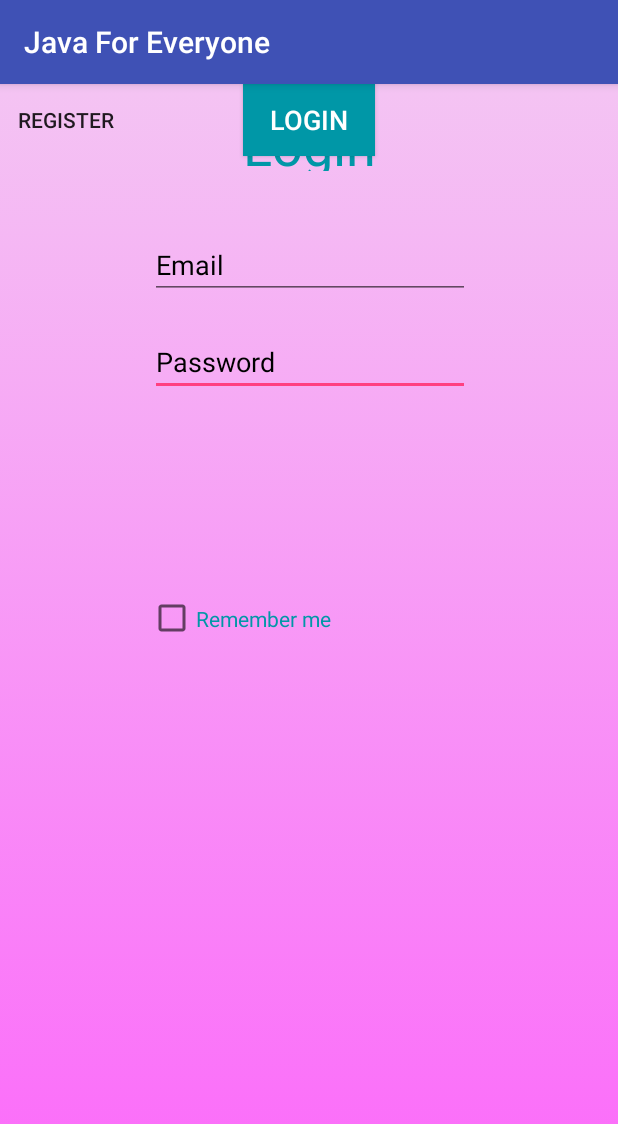
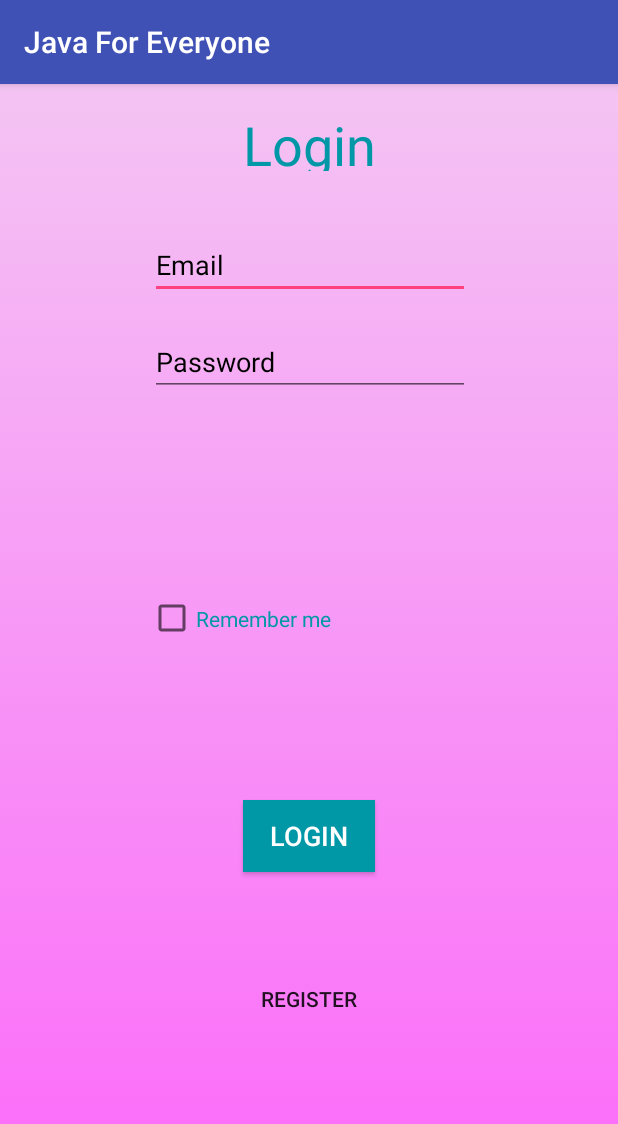
Before and after one commit to ZanderKirilov/Java-For-Everyone, an Android app: the screen it shows after launch (Login), after a tap on "SIGN IN", on a phone screen of 412 x 824 dp. Shown: the top 1124 px of the screen. Run offline under Robolectric (Android 15) with nearby library versions, the phone set to English and light mode, and no system bars.

Commit message:
LoginForm now just passes you to the HomeScreen

```diff
--- a/JavaForEveryone3/app/src/main/java/com/example/sethcohen/javaforeveryone3/Login.java
+++ b/JavaForEveryone3/app/src/main/java/com/example/sethcohen/javaforeveryone3/Login.java
@@ -1,7 +1,10 @@
 package com.example.sethcohen.javaforeveryone3;
 
+import android.content.Intent;
 import android.support.v7.app.AppCompatActivity;
 import android.os.Bundle;
+import android.view.View;
+import android.widget.Button;
 
 public class Login extends AppCompatActivity {
 
@@ -9,5 +12,25 @@ public class Login extends AppCompatActivity {
     protected void onCreate(Bundle savedInstanceState) {
         super.onCreate(savedInstanceState);
         setContentView(R.layout.activity_login);
+        registerButton();
+
     }
+
+    public void loginButton(View view){
+        Intent testing = new Intent(Login.this, HomeScreen.class);
+        startActivity(testing);
+    }
+
+
+    public void registerButton(){
+        Button registerPage = (Button) findViewById(R.id.btn_RegisterHome_Login);
+        registerPage.setOnClickListener(new View.OnClickListener() {
+            @Override
+            public void onClick(View view) {
+                Intent register = new Intent(Login.this, Register.class);
+                startActivity(register);
+            }
+        });
+    }
+
 }
--- a/JavaForEveryone3/app/src/main/res/layout/activity_login.xml
+++ b/JavaForEveryone3/app/src/main/res/layout/activity_login.xml
@@ -1,11 +1,49 @@
 <?xml version="1.0" encoding="utf-8"?>
-<android.support.constraint.ConstraintLayout xmlns:android="http://schemas.android.com/apk/res/android"
+<android.support.constraint.ConstraintLayout
+    xmlns:android="http://schemas.android.com/apk/res/android"
     xmlns:app="http://schemas.android.com/apk/res-auto"
     xmlns:tools="http://schemas.android.com/tools"
     android:layout_width="match_parent"
     android:layout_height="match_parent"
     android:background="@drawable/gradient_background"
     tools:context="com.example.sethcohen.javaforeveryone3.Login">
+
+    <TextView
+        android:id="@+id/textViewLogin"
+        android:layout_width="215dp"
+        android:layout_height="42dp"
+        android:layout_marginTop="16dp"
+
+        android:fontFamily="sans-serif"
+        android:text="Login"
+        android:textAlignment="center"
+        android:textColor="#0097A7"
+        android:textSize="36sp"
+        app:layout_constraintHorizontal_bias="0.502"
+        app:layout_constraintLeft_toLeftOf="parent"
+        app:layout_constraintRight_toRightOf="parent"
+        app:layout_constraintTop_toTopOf="parent"
+        tools:layout_constraintLeft_creator="1"
+        tools:layout_constraintRight_creator="1" />
+
+    <EditText
+        android:id="@+id/editTextEmail"
+        android:layout_width="wrap_content"
+        android:layout_height="wrap_content"
+        android:layout_marginTop="40dp"
+        android:ems="10"
+        android:hint="@string/email"
+        android:inputType="textEmailAddress"
+        android:textColor="@android:color/background_dark"
+        android:textColorHint="@android:color/background_dark"
+        android:textColorLink="#0097A7"
+        app:layout_constraintHorizontal_bias="0.502"
+        app:layout_constraintLeft_toLeftOf="parent"
+        app:layout_constraintRight_toRightOf="parent"
+        app:layout_constraintTop_toBottomOf="@+id/textViewLogin"
+        tools:layout_constraintLeft_creator="1"
+        tools:layout_constraintRight_creator="1"
+        tools:layout_constraintTop_creator="1" />
 
     <EditText
         android:id="@+id/editTextPassword"
@@ -26,45 +64,8 @@
         tools:layout_constraintRight_creator="1"
         tools:layout_constraintTop_creator="1" />
 
-    <EditText
-        android:id="@+id/editTextEmail"
-        android:layout_width="wrap_content"
-        android:layout_height="wrap_content"
-        android:layout_marginTop="40dp"
-        android:ems="10"
-        android:hint="@string/email"
-        android:inputType="textEmailAddress"
-        android:textColor="@android:color/background_dark"
-        android:textColorHint="@android:color/background_dark"
-        android:textColorLink="#0097A7"
-        app:layout_constraintHorizontal_bias="0.502"
-        app:layout_constraintLeft_toLeftOf="parent"
-        app:layout_constraintRight_toRightOf="parent"
-        app:layout_constraintTop_toBottomOf="@+id/textViewLogin"
-        tools:layout_constraintLeft_creator="1"
-        tools:layout_constraintRight_creator="1"
-        tools:layout_constraintTop_creator="1" />
-
-    <TextView
-        android:id="@+id/textViewLogin"
-        android:layout_width="215dp"
-        android:layout_height="42dp"
-        android:layout_marginTop="16dp"
-
-        android:fontFamily="sans-serif"
-        android:text="Login"
-        android:textAlignment="center"
-        android:textColor="#0097A7"
-        android:textSize="36sp"
-        app:layout_constraintHorizontal_bias="0.502"
-        app:layout_constraintLeft_toLeftOf="parent"
-        app:layout_constraintRight_toRightOf="parent"
-        app:layout_constraintTop_toTopOf="parent"
-        tools:layout_constraintLeft_creator="1"
-        tools:layout_constraintRight_creator="1" />
-
     <CheckBox
-        android:id="@+id/checkBoxRememer"
+        android:id="@+id/checkBoxRemember"
         style="@android:style/Widget.CompoundButton.CheckBox"
         android:layout_width="215dp"
         android:layout_height="42dp"
@@ -80,24 +81,30 @@
         app:layout_constraintVertical_bias="0.462" />
 
     <Button
-        android:id="@+id/btn_Login"
+        android:id="@+id/btn_Login_Login"
         style="@android:style/Widget.DeviceDefault.Button"
         android:layout_width="wrap_content"
         android:layout_height="wrap_content"
         android:background="#0097A7"
-        android:text="Login"
+        android:text="@string/login"
         android:textColor="@android:color/background_light"
         android:textSize="18sp"
+        android:onClick="loginButton"
         app:layout_constraintLeft_toLeftOf="parent"
         app:layout_constraintRight_toRightOf="parent"
-        tools:layout_editor_absoluteY="310dp" />
+        app:layout_constraintTop_toTopOf="parent"
+        app:layout_constraintBottom_toBottomOf="parent"
+        app:layout_constraintVertical_bias="0.663"  />
 
     <Button
-        android:id="@+id/btn_RegisterHome"
+        android:id="@+id/btn_RegisterHome_Login"
         style="@style/Widget.AppCompat.Button.Borderless"
         android:layout_width="wrap_content"
         android:layout_height="wrap_content"
         android:text="Register"
-        tools:layout_editor_absoluteY="382dp"
-        tools:layout_editor_absoluteX="148dp" />
+        app:layout_constraintLeft_toLeftOf="parent"
+        app:layout_constraintRight_toRightOf="parent"
+        app:layout_constraintTop_toTopOf="parent"
+        app:layout_constraintBottom_toBottomOf="parent"
+        app:layout_constraintVertical_bias="0.814" />
 </android.support.constraint.ConstraintLayout>
--- a/JavaForEveryone3/app/src/main/res/layout/activity_main.xml
+++ b/JavaForEveryone3/app/src/main/res/layout/activity_main.xml
@@ -1,5 +1,6 @@
 <?xml version="1.0" encoding="utf-8"?>
-<android.support.constraint.ConstraintLayout xmlns:android="http://schemas.android.com/apk/res/android"
+<android.support.constraint.ConstraintLayout
+    xmlns:android="http://schemas.android.com/apk/res/android"
     xmlns:app="http://schemas.android.com/apk/res-auto"
     xmlns:tools="http://schemas.android.com/tools"
     android:layout_width="match_parent"
@@ -66,6 +67,8 @@
         android:layout_width="113dp"
         android:layout_height="61dp"
         android:layout_marginBottom="16dp"
+        android:tag="http://www.ittalents.bg/home"
+        android:onClick="websiteITTalents"
         app:layout_constraintBottom_toBottomOf="parent"
         app:srcCompat="@drawable/logo_itt_mid"
         app:layout_constraintLeft_toLeftOf="parent"
```
Also changed, not shown: JavaForEveryone3/app/src/main/java/com/example/sethcohen/javaforeveryone3/MainActivity.java (+18 -2 lines).
